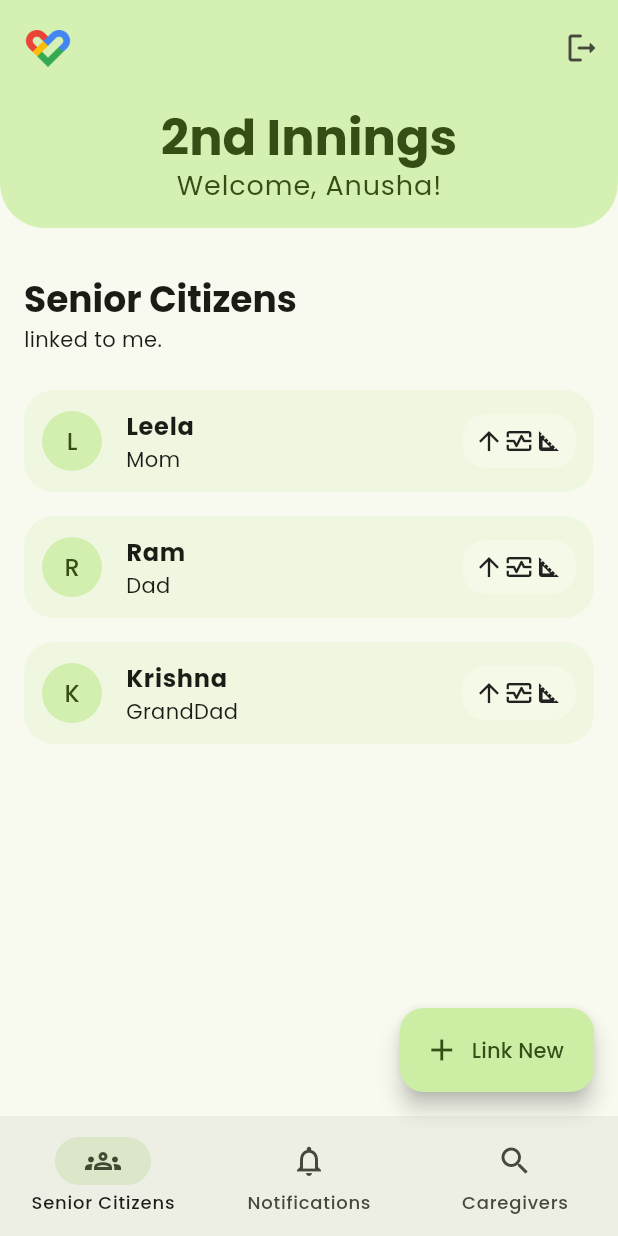
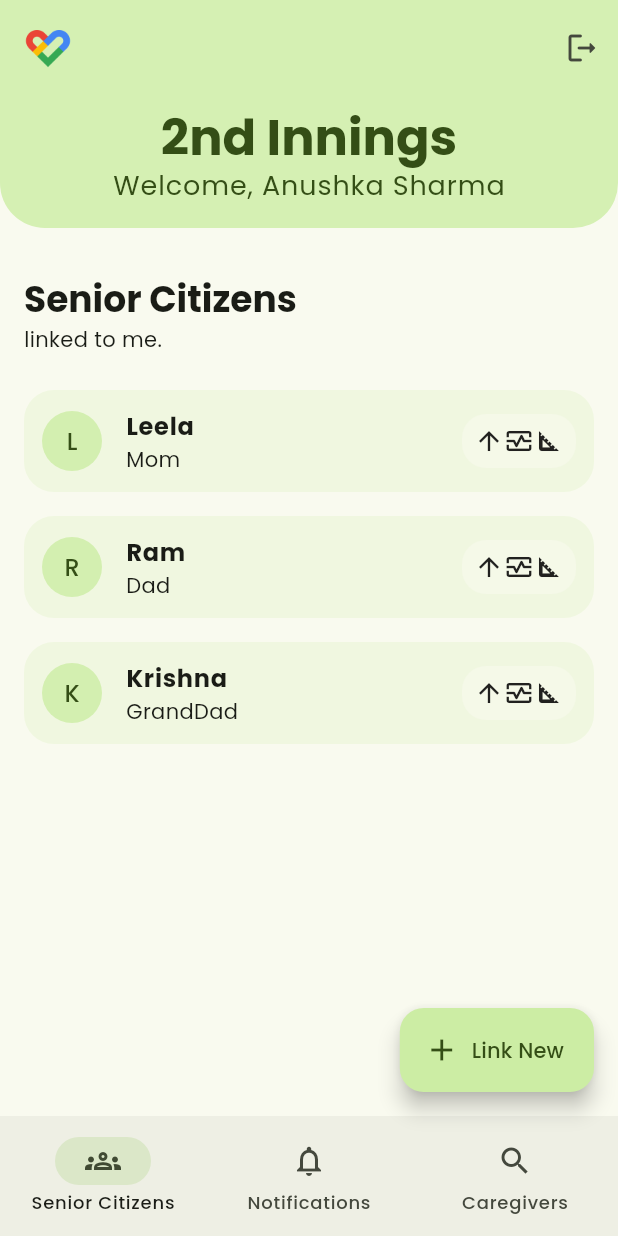
Before and after one commit to madhavanrmiitm/second-innings-app, a Flutter app: the FamilyHomePage screen opened directly, on a phone screen of 412 x 824 dp. Run offline on Flutter 3.47's test engine with Material 3 defaults, Android fonts, the phone set to English and light mode, and no system bars; drawn by our look-alikes of dynamic_color; our stand-ins replace google_fonts.

Commit message:
feat: Add logout functionality to family dashboard
This commit introduces a logout button to the `CaregiversView` and `SeniorCitizensView` within the family member's dashboard.

When the logout button is pressed, the user is navigated back to the `WelcomeScreen`, and the navigation history is cleared.

Additionally, the welcome message in `SeniorCitizensView` has been updated from "Welcome, Anusha!" to "Welcome, Anushka Sharma".

```diff
--- a/second_innings/lib/dashboard/family/views/senior_citizens_view.dart
+++ b/second_innings/lib/dashboard/family/views/senior_citizens_view.dart
@@ -54,7 +54,7 @@ class SeniorCitizensView extends StatelessWidget {
                   ),
                 ),
                 Text(
-                  'Welcome, Anusha!',
+                  'Welcome, Anushka Sharma',
                   style: textTheme.bodySmall?.copyWith(
                     color: colorScheme.onPrimaryContainer,
                   ),
```
Also changed, not shown: second_innings/lib/dashboard/family/views/caregivers_view.dart (+15 -2 lines).
